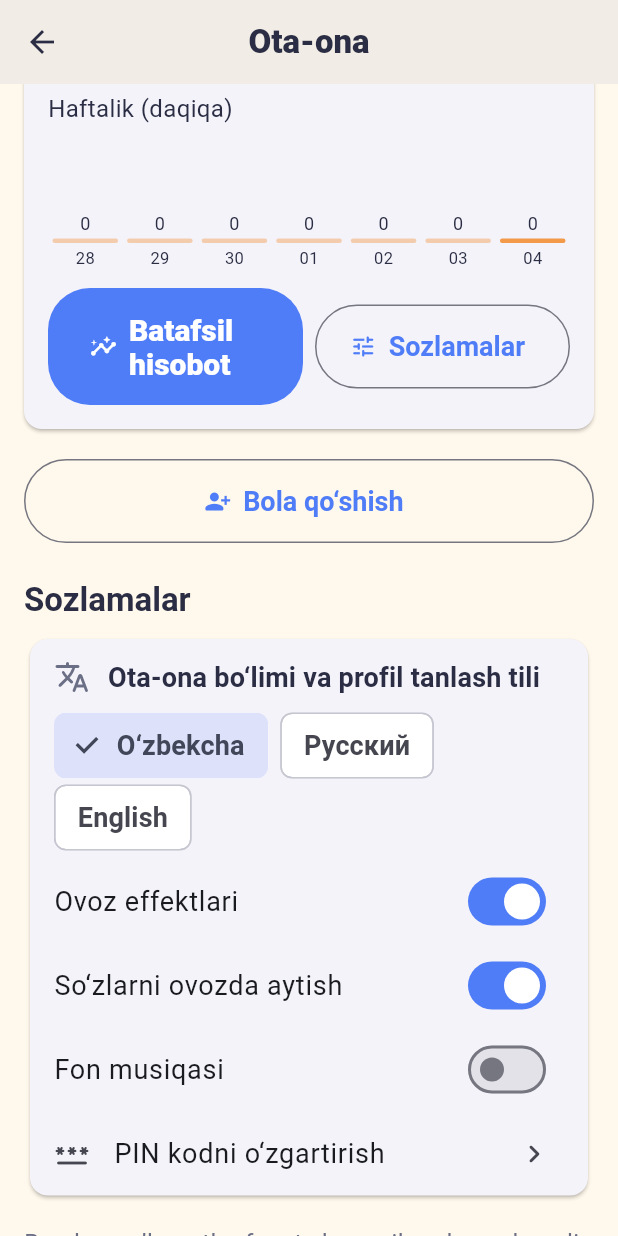
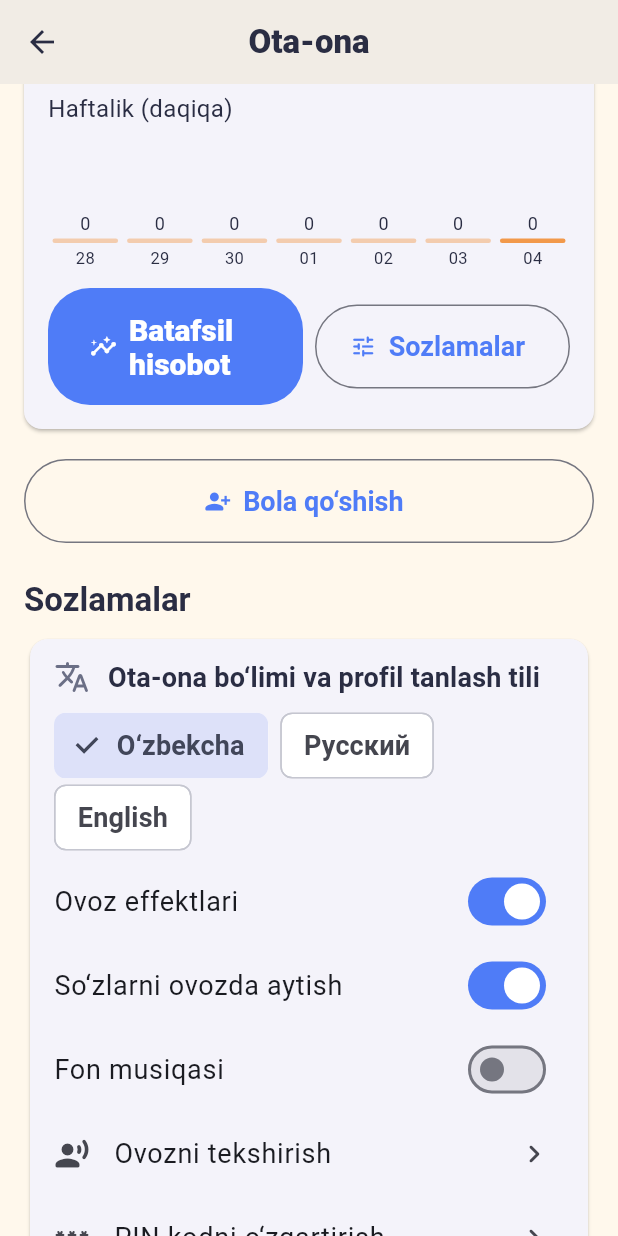
Before and after one commit to rajaboveldor92-afk/academy, a Flutter app: the ParentHomeScreen screen opened by its route, scrolled down 576 dp, on a phone screen of 412 x 824 dp. Run offline on Flutter 3.47's test engine with Material 3 defaults, Android fonts, the phone set to English and light mode, and no system bars; our stand-ins replace audioplayers, flutter_riverpod, flutter_tts, hive_ce, hive_ce_flutter, image_picker; missing offline and left inert: chess; accounts and stored records are empty.

Commit message:
Ota-ona: «Ovozni tekshirish» — telefonda qaysi til ovozi borligini ko'rsatadi
- Ruscha/inglizcha so'zlar telefon TTS'ida; ovoz yo'q bo'lsa jim qolardi va sababi ko'rinmasdi
- Har til uchun holat (bor / yuklanmagan / yo'q), sinab eshitish, qanday yoqish ko'rsatmasi
- TTS: ovoz ma'lumotlari yuklangan variant afzal, topilmagan til 20 soniyadan keyin qayta
  tekshiriladi (ota-ona ovozni o'rnatib qaytsa, ilovani qayta ochish shart emas),
  qo'shimcha nomlar: ru, en, uz
- Versiya 1.2.1+13

Co-Authored-By: Claude Opus 5.5 <noreply@anthropic.com>
Claude-Session: https://claude.ai/code/session_01LnCHADc1wFK1MpPySAeJDB

```diff
--- a/lib/features/parent/parent_home_screen.dart
+++ b/lib/features/parent/parent_home_screen.dart
@@ -13,6 +13,7 @@ import '../../widgets/profile_photo.dart';
 import '../session/progress_controller.dart';
 import '../profiles/profiles_controller.dart';
 import 'settings_controller.dart';
+import 'voice_check_dialog.dart';
 import 'week_bars.dart';
 
 /// Ota-ona bo'limi: bolalar statistikasi va umumiy sozlamalar.
@@ -99,6 +100,13 @@ class ParentHomeScreen extends ConsumerWidget {
                     title: Text(t.music),
                     value: settings.musicEnabled,
                     onChanged: (v) => ref.read(settingsProvider.notifier).setMusic(v),
+                  ),
+                  ListTile(
+                    key: const Key('voice_check_button'),
+                    leading: const Icon(Icons.record_voice_over_rounded),
+                    title: Text(t.voiceCheck),
+                    trailing: const Icon(Icons.chevron_right_rounded),
+                    onTap: () => VoiceCheckDialog.show(context),
                   ),
                   ListTile(
                     leading: const Icon(Icons.password_rounded),
--- a/lib/l10n/tr.dart
+++ b/lib/l10n/tr.dart
@@ -207,6 +207,38 @@ class Tr {
   String get weeklyMinutes => p('Haftalik (daqiqa)', 'This week (minutes)', 'За неделю (минуты)');
   String get detailedReport => p('Batafsil hisobot', 'Detailed report', 'Подробный отчёт');
 
+  // ------------------------------------------------------------ Ovozni tekshirish
+  String get voiceCheck => p('Ovozni tekshirish', 'Voice check', 'Проверка голоса');
+  String get voiceCheckHint => p(
+      'O‘zbekcha gaplarning ko‘pini onaning ovozi aytadi. Ruscha va inglizcha so‘zlarni telefonning ovoz dasturi (TTS) o‘qiydi — '
+          'shu tilning ovozi telefonda bo‘lmasa, so‘zlar jim qoladi.',
+      'Most Uzbek phrases are spoken in the mother’s voice. Russian and English words are read by the phone’s text-to-speech (TTS) — '
+          'if the phone has no voice for that language, the words stay silent.',
+      'Большинство узбекских фраз звучат голосом мамы. Русские и английские слова читает синтезатор речи телефона (TTS) — '
+          'если на телефоне нет голоса для этого языка, слова не звучат.');
+  String get voiceChecking => p('Tekshirilmoqda…', 'Checking…', 'Проверяем…');
+  String get voiceReady => p('Telefon ovozi bor ✅', 'Phone voice installed ✅', 'Голос телефона есть ✅');
+  String get voiceNotDownloaded => p('Ovoz bor, lekin yuklab olinmagan ⚠️', 'Voice found but not downloaded ⚠️', 'Голос есть, но не загружен ⚠️');
+  String get voiceMissing => p('Telefon ovozi yo‘q ❌ — so‘zlar jim qoladi', 'No phone voice ❌ — words will be silent', 'Нет голоса телефона ❌ — слова не звучат');
+  String get voiceMother => p('Onaning ovozi: bor (3000+ gap) ✅', 'Mother’s voice: included (3000+ phrases) ✅', 'Голос мамы: есть (3000+ фраз) ✅');
+  String voiceRest(String status) => p('Qolgan gaplar — $status', 'Other phrases — $status', 'Остальные фразы — $status');
+  String get voiceHowTo => p(
+      'Qanday yoqiladi: Sozlamalar → Umumiy boshqaruv → Matnni nutqqa aylantirish → «Afzal dvigatel» yonidagi ⚙️ → '
+          '«Ovoz ma’lumotlarini o‘rnatish» → tilni yuklab oling. Samsung dvigatelida til bo‘lmasa, «Afzal dvigatel»ni Google’ga '
+          'almashtiring. So‘ng bu yerda «Qayta tekshirish»ni bosing.',
+      'How to fix: Settings → General management → Text-to-speech → ⚙️ next to “Preferred engine” → “Install voice data” → '
+          'download the language. If the Samsung engine lacks it, switch the preferred engine to Google. Then tap “Check again” here.',
+      'Как включить: Настройки → Общие настройки → Преобразование текста в речь → ⚙️ рядом с «Предпочитаемый модуль» → '
+          '«Установка голосовых данных» → загрузите язык. Если в модуле Samsung языка нет, выберите модуль Google. '
+          'Затем нажмите здесь «Проверить снова».');
+  String get checkAgain => p('Qayta tekshirish', 'Check again', 'Проверить снова');
+  String get close => p('Yopish', 'Close', 'Закрыть');
+  String voiceSample(String lang) => switch (lang) {
+        'ru' => 'Привет! Давай учиться вместе.',
+        'en' => 'Hello! Let’s learn together.',
+        _ => 'Bugun juda yaxshi harakat qilding.',
+      };
+
   // ------------------------------------------------------------ Bola sozlamalari
   String get deleteProfile => p('Profilni o‘chirish', 'Delete profile', 'Удалить профиль');
   String deleteProfileConfirm(String name) => p('$name profili va uning barcha natijalari o‘chiriladi. Davom etasizmi?',
--- a/pubspec.yaml
+++ b/pubspec.yaml
@@ -2,7 +2,7 @@ name: academy
 description: "Azamjon & Muhammadjon Academy — 4–7 yoshli bolalar uchun offline ta'limiy o'yin platformasi."
 publish_to: 'none'
 
-version: 1.2.0+12
+version: 1.2.1+13
 
 environment:
   sdk: ">=3.5.0 <4.0.0"
```
Also changed, not shown: lib/features/parent/voice_check_dialog.dart (added, +125 -0 lines), lib/services/audio_service.dart (+61 -11 lines), 1 other file.
